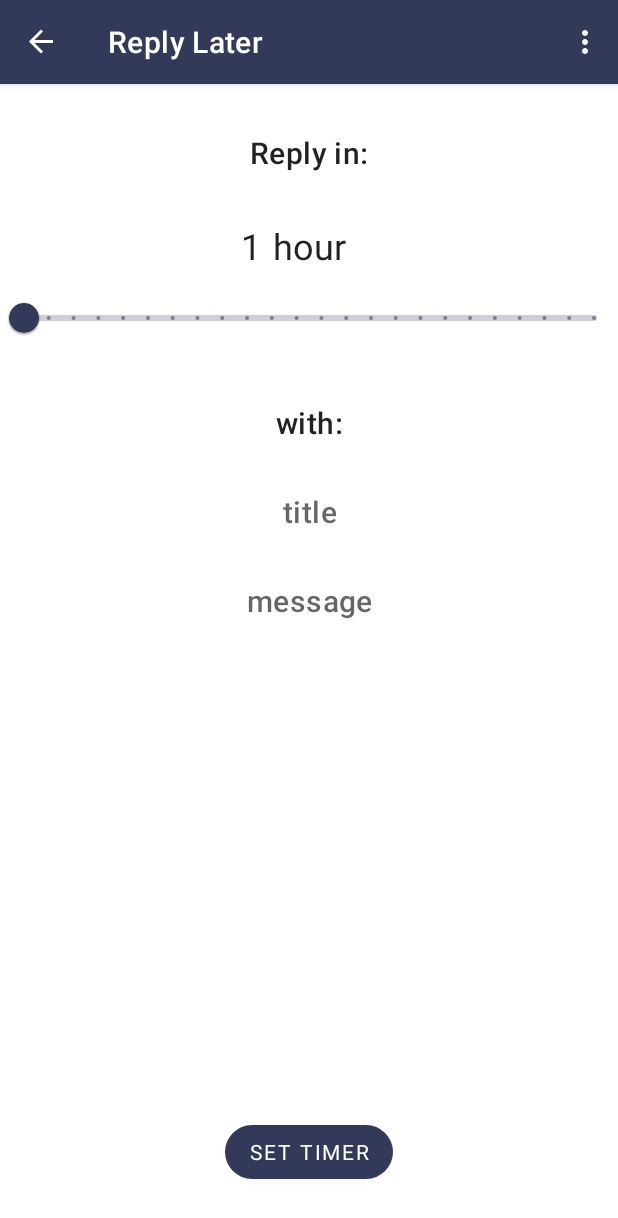
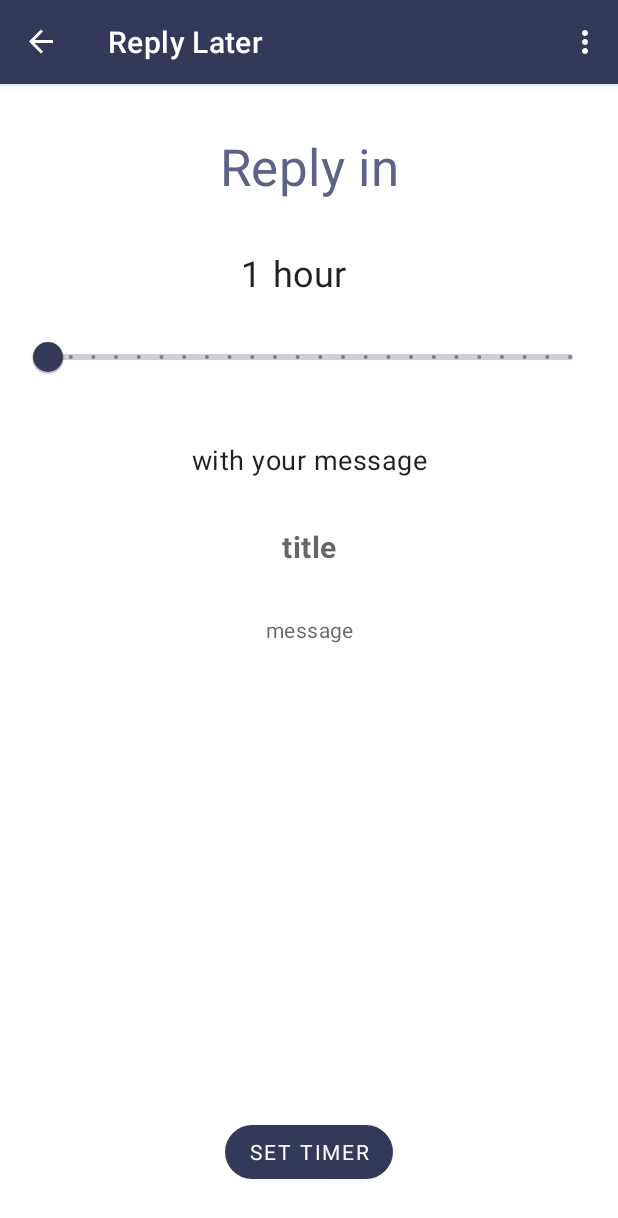
Before and after one commit to ashtonjonesdev/Reply, an Android app: the ReplyLaterFragment screen opened through its navigation route, on a phone screen of 412 x 824 dp. Shown: the top 1218 px of the screen. Run offline under Robolectric (Android 15) with nearby library versions, the phone set to English and light mode, and no system bars; our stand-ins replace Firebase (no records; nobody signed in at launch, a user with empty details on screens opened directly), navigation-ui; libraries missing offline, so code that uses them is left out: com.firebase.ui, com.leinardi.android, mva2.adapter, mva2.adapter.util; Roboto replaces fonts that are not available here; 18 statements that could not run were skipped.

Commit message:
Finished implementing Respond Later and Respond Now Fragments
Made EditTextTextViews in AddNewMessage and EditMessage Fragments wrap text and expand to the next line, so the entire message can be seen

```diff
--- a/app/src/main/java/dev/ashtonjones/reply/AlarmReceiver.java
+++ b/app/src/main/java/dev/ashtonjones/reply/AlarmReceiver.java
@@ -40,8 +40,9 @@ public class AlarmReceiver extends BroadcastReceiver {
         notification
                 .setSmallIcon(R.drawable.ic_timer_black_24dp)
                 .setContentTitle("Time to reply!")
-                .setContentText("")
-                .setSmallIcon(R.drawable.app_icon)
+                .setContentText("Tap to send your message")
+                .addAction(R.drawable.ic_email_black_24dp, "Send message", pendingIntent)
+                .setSmallIcon(R.drawable.icons8_comments_48)
                 .setDefaults(NotificationCompat.DEFAULT_ALL)
                 .setContentIntent(pendingIntent)
                 .setAutoCancel(true)
--- a/app/src/main/java/dev/ashtonjones/reply/fragments/ReplyLaterFragment.java
+++ b/app/src/main/java/dev/ashtonjones/reply/fragments/ReplyLaterFragment.java
@@ -21,6 +21,7 @@ import androidx.annotation.Nullable;
 import androidx.appcompat.widget.Toolbar;
 import androidx.fragment.app.Fragment;
 import androidx.lifecycle.ViewModelProvider;
+import androidx.navigation.Navigation;
 
 import dev.ashtonjones.reply.AlarmReceiver;
 import dev.ashtonjones.reply.R;
@@ -173,6 +174,8 @@ public class ReplyLaterFragment extends Fragment {
 
         }
 
+        Navigation.findNavController(getView()).popBackStack();
+
 
 
 
--- a/app/src/main/res/layout/fragment_add_new_message.xml
+++ b/app/src/main/res/layout/fragment_add_new_message.xml
@@ -46,7 +46,7 @@
             android:drawableLeft="@drawable/ic_collections_black_24dp"
             android:drawablePadding="12dp"
             android:imeOptions="actionNext"
-            android:inputType="textShortMessage|textCapWords"
+            android:inputType="textMultiLine|textCapSentences"
             android:selectAllOnFocus="true"
             android:text="" />
 
@@ -77,8 +77,8 @@
             android:drawableStart="@drawable/ic_email_black_24dp"
             android:drawableLeft="@drawable/ic_email_black_24dp"
             android:drawablePadding="12dp"
-            android:inputType="textImeMultiLine|textCapSentences"
-            android:imeOptions="actionDone"
+            android:inputType="textMultiLine|textCapSentences"
+            android:imeOptions="actionNone"
             android:selectAllOnFocus="true"
             android:text="" />
 
--- a/app/src/main/res/layout/fragment_edit_message.xml
+++ b/app/src/main/res/layout/fragment_edit_message.xml
@@ -46,7 +46,7 @@
             android:drawableLeft="@drawable/ic_collections_black_24dp"
             android:drawableStart="@drawable/ic_collections_black_24dp"
             android:drawablePadding="12dp"
-            android:inputType="textShortMessage"
+            android:inputType="textMultiLine|textCapSentences"
             android:imeOptions="actionNext"
             />
 
@@ -76,8 +76,8 @@
             android:drawableStart="@drawable/ic_email_black_24dp"
             android:drawableLeft="@drawable/ic_email_black_24dp"
             android:drawablePadding="12dp"
-            android:inputType="textImeMultiLine|textCapSentences"
-            android:imeOptions="actionDone"
+            android:inputType="textMultiLine|textCapSentences"
+            android:imeOptions="actionNone"
             />
 
     </com.google.android.material.textfield.TextInputLayout>
--- a/app/src/main/res/layout/fragment_reply_later.xml
+++ b/app/src/main/res/layout/fragment_reply_later.xml
@@ -8,7 +8,7 @@
 
     <com.google.android.material.textview.MaterialTextView
         android:id="@+id/set_timer_description_text_view"
-        style="@style/TextAppearance.MaterialComponents.Headline6"
+        style="@style/TextAppearance.MaterialComponents.Headline4"
         android:layout_width="wrap_content"
         android:layout_height="wrap_content"
         android:layout_marginStart="8dp"
@@ -16,8 +16,9 @@
         android:layout_marginTop="32dp"
         android:layout_marginEnd="8dp"
         android:layout_marginRight="8dp"
+        android:textColor="@color/colorPrimaryLight"
         android:gravity="center"
-        android:text="Reply in:"
+        android:text="Reply in"
         android:textAlignment="center"
         app:layout_constraintEnd_toEndOf="parent"
         app:layout_constraintLeft_toLeftOf="parent"
@@ -55,9 +56,9 @@
 
     <com.google.android.material.slider.Slider
         android:id="@+id/slider_set_timer"
-        android:layout_width="wrap_content"
+        android:layout_width="match_parent"
         android:layout_height="wrap_content"
-        android:layout_margin="8dp"
+        android:layout_margin="16dp"
         android:stepSize="1"
         android:valueFrom="1"
         android:valueTo="24"
@@ -69,12 +70,18 @@
 
     <com.google.android.material.textview.MaterialTextView
         android:id="@+id/respond_with_text_view"
-        style="@style/TextAppearance.MaterialComponents.Headline6"
-        android:layout_width="wrap_content"
+        style="@style/TextAppearance.MaterialComponents.Body2"
+        android:layout_width="match_parent"
         android:layout_height="wrap_content"
         android:layout_marginTop="32dp"
+        android:layout_marginLeft="16dp"
+        android:layout_marginStart="16dp"
+        android:layout_marginRight="16dp"
+        android:layout_marginEnd="16dp"
+        android:textSize="18sp"
+        android:textStyle="normal"
         android:gravity="center"
-        android:text="with:"
+        android:text="with your message"
         android:textAlignment="center"
         app:layout_constraintEnd_toEndOf="parent"
         app:layout_constraintLeft_toLeftOf="parent"
@@ -82,16 +89,20 @@
         app:layout_constraintStart_toStartOf="parent"
         app:layout_constraintTop_toBottomOf="@id/slider_set_timer" />
 
+
+
     <com.google.android.material.textview.MaterialTextView
         android:id="@+id/respond_selected_message_title_text_view"
-        style="@style/TextAppearance.MaterialComponents.Headline6"
-        android:layout_width="wrap_content"
+        style="@style/TextAppearance.MaterialComponents.Body2"
+        android:layout_width="match_parent"
         android:layout_height="wrap_content"
-        android:layout_marginStart="8dp"
-        android:layout_marginLeft="8dp"
+        android:layout_marginStart="16dp"
+        android:layout_marginLeft="16dp"
         android:layout_marginTop="32dp"
-        android:layout_marginEnd="8dp"
-        android:layout_marginRight="8dp"
+        android:layout_marginEnd="16dp"
+        android:layout_marginRight="16dp"
+        android:textSize="20sp"
+        android:textStyle="bold"
         android:gravity="center"
         android:hint="title"
         android:text=""
@@ -104,14 +115,14 @@
 
     <com.google.android.material.textview.MaterialTextView
         android:id="@+id/respond_selected_message_message_text_view"
-        style="@style/TextAppearance.MaterialComponents.Headline6"
-        android:layout_width="wrap_content"
+        style="@style/TextAppearance.MaterialComponents.Body2"
+        android:layout_width="match_parent"
         android:layout_height="wrap_content"
-        android:layout_marginStart="8dp"
-        android:layout_marginLeft="8dp"
+        android:layout_marginStart="16dp"
+        android:layout_marginLeft="16dp"
         android:layout_marginTop="32dp"
-        android:layout_marginEnd="8dp"
-        android:layout_marginRight="8dp"
+        android:layout_marginEnd="16dp"
+        android:layout_marginRight="16dp"
         android:gravity="center"
         android:hint="message"
         android:text=""
@@ -122,49 +133,6 @@
         app:layout_constraintStart_toStartOf="parent"
         app:layout_constraintTop_toBottomOf="@id/respond_selected_message_title_text_view" />
 
-
-    <!--    <com.google.android.material.textview.MaterialTextView-->
-    <!--        android:id="@+id/note_text_view"-->
-    <!--        android:layout_width="wrap_content"-->
-    <!--        android:layout_height="wrap_content"-->
-    <!--        app:layout_constraintEnd_toEndOf="parent"-->
-    <!--        app:layout_constraintStart_toStartOf="parent"-->
-    <!--        app:layout_constraintRight_toRightOf="parent"-->
-    <!--        app:layout_constraintLeft_toLeftOf="parent"-->
-    <!--        app:layout_constraintTop_toBottomOf="@id/slider_set_timer"-->
-    <!--        android:text="Note:"-->
-    <!--        style="@style/TextAppearance.MaterialComponents.Headline5"/>-->
-
-    <!--    <com.google.android.material.textfield.TextInputLayout-->
-    <!--        android:id="@+id/textInputLayoutNoteSetTimer"-->
-    <!--        style="@style/Widget.MaterialComponents.TextInputLayout.OutlinedBox"-->
-    <!--        android:layout_width="match_parent"-->
-    <!--        android:layout_height="wrap_content"-->
-    <!--        android:layout_marginLeft="8dp"-->
-    <!--        android:layout_marginStart="8dp"-->
-    <!--        android:layout_marginEnd="8dp"-->
-    <!--        android:layout_marginRight="8dp"-->
-    <!--        android:layout_marginBottom="16dp"-->
-    <!--        android:hint="Enter a note"-->
-    <!--        app:layout_constraintStart_toStartOf="parent"-->
-    <!--        app:layout_constraintLeft_toLeftOf="parent"-->
-    <!--        app:layout_constraintEnd_toEndOf="parent"-->
-    <!--        app:layout_constraintRight_toRightOf="parent"-->
-    <!--        app:layout_constraintTop_toBottomOf="@id/note_text_view">-->
-
-    <!--        <com.google.android.material.textfield.TextInputEditText-->
-    <!--            android:id="@+id/textInputEditTextNoteSetTimer"-->
-    <!--            android:layout_width="match_parent"-->
-    <!--            android:layout_height="wrap_content"-->
-    <!--            android:drawableStart="@drawable/ic_writing_black_24dp"-->
-    <!--            android:drawableLeft="@drawable/ic_writing_black_24dp"-->
-    <!--            android:drawablePadding="12dp"-->
-    <!--            android:imeOptions="actionDone"-->
-    <!--            android:inputType="textMultiLine"-->
-    <!--            android:selectAllOnFocus="true"-->
-    <!--            android:text="" />-->
-
-    <!--    </com.google.android.material.textfield.TextInputLayout>-->
 
     <com.google.android.material.button.MaterialButton
         android:id="@+id/set_timer_button"
```
Also changed, not shown: app/src/main/res/layout/fragment_reply_now.xml (+28 -21 lines).
